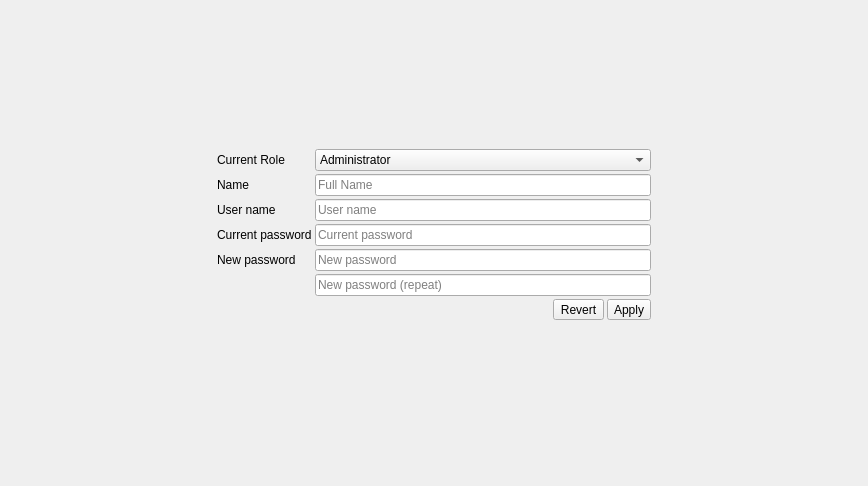
Old version of the form src/usereditwidget.ui in the repository RxLaboratory/Ramses-Client.
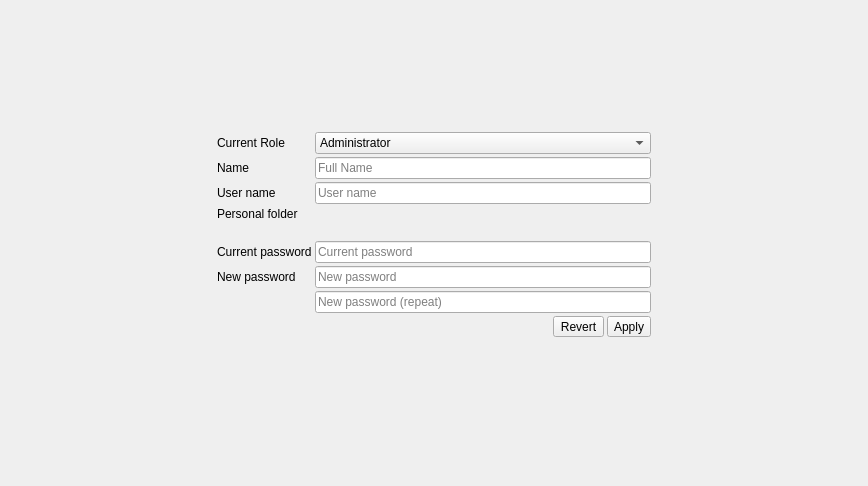
New version of the form. Icons and pictures are not drawn.

Commit message: implemented folder path attribute

The edit to the form file:
```diff
--- a/src/usereditwidget.ui
+++ b/src/usereditwidget.ui
@@ -116,14 +116,14 @@
        </property>
       </widget>
      </item>
-     <item row="3" column="0">
+     <item row="5" column="0">
       <widget class="QLabel" name="label_12">
        <property name="text">
         <string>Current password</string>
        </property>
       </widget>
      </item>
-     <item row="3" column="1">
+     <item row="5" column="1">
       <widget class="QLineEdit" name="cpasswordEdit">
        <property name="echoMode">
         <enum>QLineEdit::Password</enum>
@@ -133,14 +133,14 @@
        </property>
       </widget>
      </item>
-     <item row="4" column="0">
+     <item row="6" column="0">
       <widget class="QLabel" name="label_13">
        <property name="text">
         <string>New password</string>
        </property>
       </widget>
      </item>
-     <item row="4" column="1">
+     <item row="6" column="1">
       <widget class="QLineEdit" name="npassword1Edit">
        <property name="echoMode">
         <enum>QLineEdit::Password</enum>
@@ -150,7 +150,7 @@
        </property>
       </widget>
      </item>
-     <item row="5" column="1">
+     <item row="7" column="1">
       <widget class="QLineEdit" name="npassword2Edit">
        <property name="echoMode">
         <enum>QLineEdit::Password</enum>
@@ -160,7 +160,7 @@
        </property>
       </widget>
      </item>
-     <item row="8" column="1">
+     <item row="10" column="1">
       <widget class="QLabel" name="statusLabel">
        <property name="text">
         <string/>
@@ -170,7 +170,7 @@
        </property>
       </widget>
      </item>
-     <item row="6" column="1">
+     <item row="8" column="1">
       <layout class="QHBoxLayout" name="horizontalLayout">
        <property name="spacing">
         <number>3</number>
@@ -221,6 +221,30 @@
        </item>
       </layout>
      </item>
+     <item row="3" column="0">
+      <widget class="QLabel" name="label_6">
+       <property name="text">
+        <string>Personal folder</string>
+       </property>
+      </widget>
+     </item>
+     <item row="4" column="1">
+      <widget class="QLabel" name="folderLabel">
+       <property name="enabled">
+        <bool>false</bool>
+       </property>
+       <property name="text">
+        <string/>
+       </property>
+      </widget>
+     </item>
+     <item row="3" column="1">
+      <layout class="QHBoxLayout" name="folderLayout">
+       <property name="spacing">
+        <number>0</number>
+       </property>
+      </layout>
+     </item>
     </layout>
    </item>
    <item row="3" column="1">
```
The commit also changes 2 other files.
